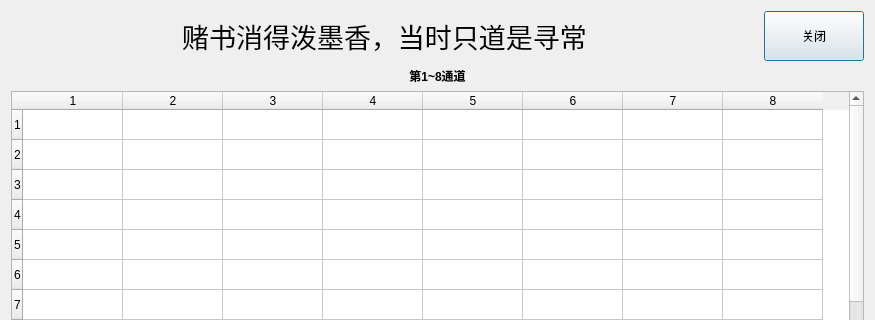
The window that ds18seeallui.ui (AegonTangeryen/CPSforYou) describes before a commit, drawn with Qt 5; both pictures show x 0 to 875 and y 0 to 320 of the 875 by 638 pixel window.
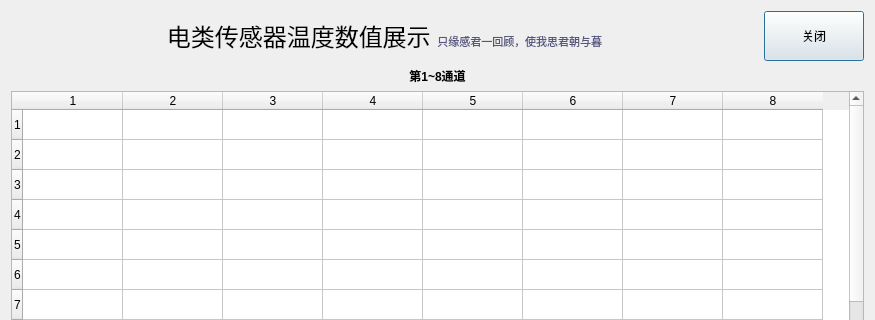
The same window after the commit.

Diff of the .ui file:
```diff
--- a/ds18seeallui.ui
+++ b/ds18seeallui.ui
@@ -28,7 +28,7 @@
         </size>
        </property>
        <property name="text">
-        <string>&lt;html&gt;&lt;head/&gt;&lt;body&gt;&lt;p align=&quot;center&quot;&gt;&lt;span style=&quot; font-size:20pt; color:#000000;&quot;&gt;赌书消得泼墨香，当时只道是寻常&lt;/span&gt;&lt;/p&gt;&lt;/body&gt;&lt;/html&gt;</string>
+        <string>&lt;html&gt;&lt;head/&gt;&lt;body&gt;&lt;p align=&quot;center&quot;&gt;&lt;span style=&quot; font-size:18pt;&quot;&gt;电类传感器温度数值展示 &lt;/span&gt;&lt;span style=&quot; font-size:8pt; color:#55557f;&quot;&gt;只缘感君一回顾，使我思君朝与暮&lt;/span&gt;&lt;/p&gt;&lt;/body&gt;&lt;/html&gt;</string>
        </property>
       </widget>
      </item>
```
Left out of the diff: 6 changed lines with no effect on the pictures.
